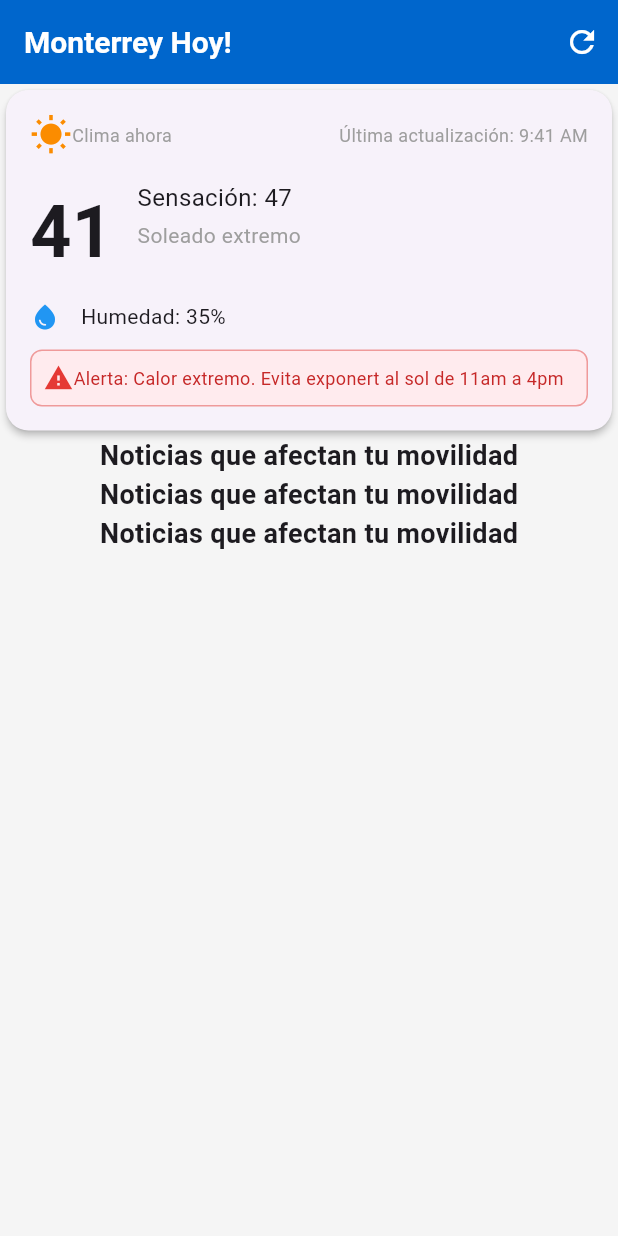
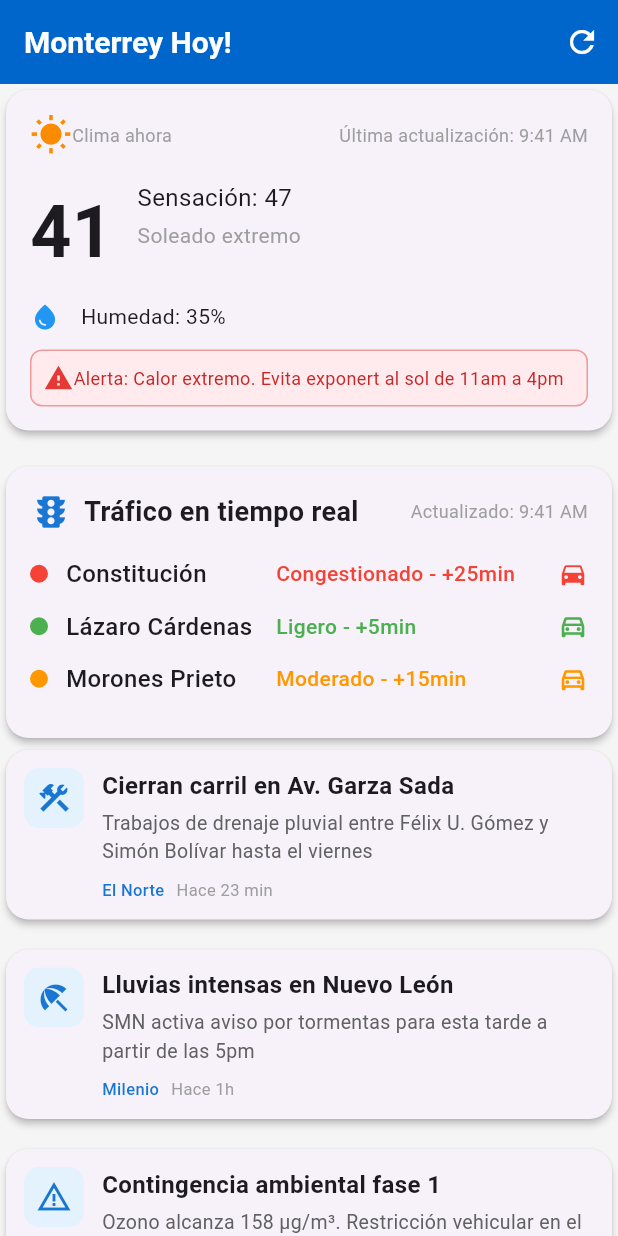
Before and after one commit to xChrisxY/pulso-mty, a Flutter app: the screen it shows after launch, on a phone screen of 412 x 824 dp. Run offline on Flutter 3.47's test engine with Material 3 defaults, Android fonts, the phone set to English and light mode, and no system bars.

Commit message:
traffic  & news card

```diff
--- a/lib/main.dart
+++ b/lib/main.dart
@@ -21,6 +21,8 @@ class MyApp extends StatelessWidget {
     );
 
 
+
+
   }
 
 }
--- /dev/null
+++ b/lib/models/news.dart
@@ -0,0 +1,42 @@
+class NewsItem {
+  final String title;
+  final String description;
+  final String source;    // "El Norte", "Milenio", etc.
+  final String timeAgo;   // "Hace 23 min"
+  final String icon;      // Icono a mostrar
+
+  NewsItem({
+    required this.title,
+    required this.description,
+    required this.source,
+    required this.timeAgo,
+    required this.icon,
+  });
+
+  static List<NewsItem> getSampleData(){
+    return [
+      NewsItem(
+        title: "Cierran carril en Av. Garza Sada",
+        description: "Trabajos de drenaje pluvial entre Félix U. Gómez y Simón Bolívar hasta el viernes",
+        source: "El Norte",
+        timeAgo: "Hace 23 min",
+        icon: "construction",
+      ),
+      NewsItem(
+        title: "Lluvias intensas en Nuevo León",
+        description: "SMN activa aviso por tormentas para esta tarde a partir de las 5pm",
+        source: "Milenio",
+        timeAgo: "Hace 1h",
+        icon: "rainy",
+      ),
+      NewsItem(
+        title: "Contingencia ambiental fase 1",
+        description: "Ozono alcanza 158 µg/m³. Restricción vehicular en el área metropolitana",
+        source: "ABC Noticias",
+        timeAgo: "Hace 2h",
+        icon: "warning",
+      ),
+    ];
+  }
+
+}
--- /dev/null
+++ b/lib/models/traffic.dart
@@ -0,0 +1,51 @@
+class TrafficRoad {
+  final String name;
+  final String status;
+  final int delayMinutes;
+  final String color;
+
+  TrafficRoad({
+    required this.name,
+    required this.status,
+    required this.delayMinutes,
+    required this.color
+  });
+}
+
+class Traffic {
+  final List<TrafficRoad> roads;
+  final String lastUpdate;
+
+  Traffic({
+    required this.roads,
+    required this.lastUpdate
+  });
+
+  static Traffic getSampleData(){
+
+    return Traffic(
+      roads: [
+        TrafficRoad(
+          name: "Constitución",
+          status: "Congestionado",
+          delayMinutes: 25,
+          color: "red",
+        ),
+        TrafficRoad(
+          name: "Lázaro Cárdenas",
+          status: "Ligero",
+          delayMinutes: 5,
+          color: "green",
+        ),
+        TrafficRoad(
+          name: "Morones Prieto",
+          status: "Moderado",
+          delayMinutes: 15,
+          color: "yellow",
+        ),
+      ],
+      lastUpdate: "9:41 AM",
+    );
+
+  }
+}
--- a/lib/screens/home_screen.dart
+++ b/lib/screens/home_screen.dart
@@ -1,5 +1,7 @@
 
 import 'package:flutter/material.dart';
+import 'package:pulso_mty/widgets/news_card.dart';
+import 'package:pulso_mty/widgets/traffic_card.dart';
 import 'package:pulso_mty/widgets/weather_card.dart';
 
 class HomeScreen extends StatelessWidget{
@@ -29,10 +31,11 @@ class HomeScreen extends StatelessWidget{
 
             const WeatherCard(),
 
-            const Text("Noticias que afectan tu movilidad", style: TextStyle(fontSize: 18, fontWeight: FontWeight.bold)),
-            const Text("Noticias que afectan tu movilidad", style: TextStyle(fontSize: 18, fontWeight: FontWeight.bold)),
-            const Text("Noticias que afectan tu movilidad", style: TextStyle(fontSize: 18, fontWeight: FontWeight.bold))
+            const SizedBox(height: 16),
 
+            const TrafficCard(),
+
+            const NewsCard(),
           ],
         ),
 
--- /dev/null
+++ b/lib/widgets/news_card.dart
@@ -0,0 +1,68 @@
+import 'package:flutter/material.dart';
+import 'package:pulso_mty/models/news.dart';
+
+class NewsCard extends StatelessWidget{
+  const NewsCard({super.key});
+
+    IconData getIconForNews(String iconName) {
+    switch (iconName) {
+      case 'construction': return Icons.construction;
+      case 'rainy': return Icons.beach_access;
+      case 'warning': return Icons.warning_amber;
+      default: return Icons.newspaper;
+    }
+  }
+
+  @override
+  Widget build(BuildContext context){
+
+    final news = NewsItem.getSampleData();
+
+    return Column(
+      children: news.map((item) => Padding(
+        padding: const EdgeInsets.only(bottom: 12),
+        child: Card(
+
+          child: Padding(
+            padding: const EdgeInsets.all(12),
+            child: Row(
+              crossAxisAlignment: CrossAxisAlignment.start,
+              children: [
+                Container(
+                  padding: const EdgeInsets.all(8),
+                  decoration: BoxDecoration(
+                    color: Colors.blue[50],
+                    borderRadius: BorderRadius.circular(10)
+                  ),
+                  child: Icon(getIconForNews(item.icon), color: Colors.blue[700], size: 24),
+                ),
+
+                const SizedBox(width: 12),
+
+                Expanded(child: Column(
+                  crossAxisAlignment: CrossAxisAlignment.start,
+                  children: [
+                    Text(item.title, style: const TextStyle(fontSize: 16, fontWeight: FontWeight.bold)),
+                    const SizedBox(height: 4),
+                    Text(item.description, style: TextStyle(fontSize: 13, color: Colors.grey[700]), maxLines: 2, overflow: TextOverflow.ellipsis),
+                    const SizedBox(height: 8),
+                    Row(
+                      children: [
+                        Text(item.source, style: TextStyle(fontSize: 11, color: Colors.blue[700], fontWeight: FontWeight.w500)),
+                        const SizedBox(width: 8),
+                        Text(item.timeAgo, style: TextStyle(fontSize: 11, color: Colors.grey)),
+                      ],
+                    )
+                  ],
+                ))
+
+              ],
+            ),
+          ),
+
+        ),
+      )).toList(),
+    );
+
+  }
+}
--- /dev/null
+++ b/lib/widgets/traffic_card.dart
@@ -0,0 +1,82 @@
+import 'package:flutter/material.dart';
+import 'package:pulso_mty/models/traffic.dart';
+
+class TrafficCard extends StatelessWidget{
+
+  const TrafficCard({super.key});
+
+  Color getColorForStatus(String color) {
+    switch (color) {
+      case 'green': return Colors.green;
+      case 'yellow': return Colors.orange;
+      case 'red': return Colors.red;
+      default: return Colors.grey;
+    }
+  }
+
+  @override
+  Widget build(BuildContext context){
+
+    final traffic = Traffic.getSampleData();
+
+    return Card(
+
+      child: Padding(
+        padding: const EdgeInsets.all(16),
+        child: Column(
+
+          crossAxisAlignment: CrossAxisAlignment.start,
+          children: [
+            Row(
+              children: [
+
+                Icon(Icons.traffic, color: Colors.blue[700], size: 28),
+                const SizedBox(width: 8),
+                const Text('Tráfico en tiempo real', style: TextStyle(fontSize: 18, fontWeight: FontWeight.bold)),
+                const Spacer(),
+                Text('Actualizado: ${traffic.lastUpdate}', style: const TextStyle(fontSize: 12, color: Colors.grey))
+              ],
+            ),
+
+            const SizedBox(height: 16),
+
+            // Lista de vialidades
+            ...traffic.roads.map((road) => Padding(
+              padding: const EdgeInsets.only(bottom: 12),
+              child: Row(
+                children: [
+
+                  Container(width: 12, height: 12, decoration: BoxDecoration(
+                    color: getColorForStatus(road.color),
+                    shape: BoxShape.circle
+                  )),
+
+                  const SizedBox(width: 12),
+
+                  SizedBox(width: 140, child: Text(
+                    road.name,
+                    style: const TextStyle(fontSize: 16, fontWeight: FontWeight.w500),
+                  )),
+
+                  Expanded(child: Text(
+                    '${road.status} - +${road.delayMinutes}min',
+                    style: TextStyle(fontSize: 14, color: getColorForStatus(road.color), fontWeight: FontWeight.w500),
+                  )),
+
+                  Icon(
+                    road.color == 'red' ? Icons.directions_car : Icons.directions_car_outlined,
+                    color: getColorForStatus(road.color),
+                    size: 20,
+                  )
+                ],
+              )
+            ))
+
+          ],
+
+        ),
+      ),
+
+    );
+  }
+}
```
